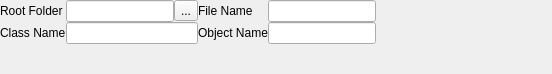
Qt form clo3d/widgets/ui/BaseUIExporterSettingsBlockContainerWidget.ui (e-e-m-i-l-e-e/Chrysalis) before a commit.
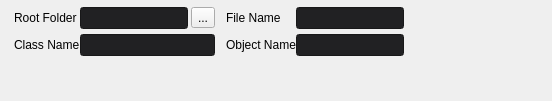
The same form after that commit. Icons and pictures are not drawn. Custom widgets are drawn as their Qt base class.

Patch:
```diff
--- a/clo3d/widgets/ui/BaseUIExporterSettingsBlockContainerWidget.ui
+++ b/clo3d/widgets/ui/BaseUIExporterSettingsBlockContainerWidget.ui
@@ -7,12 +7,21 @@
     <x>0</x>
     <y>0</y>
     <width>552</width>
-    <height>74</height>
+    <height>101</height>
    </rect>
   </property>
   <property name="windowTitle">
    <string>BaseUIExporterSettingsBlockContainerWidget</string>
   </property>
+  <property name="styleSheet">
+   <string notr="true">QLineEdit {
+	background: rgba(33, 33, 35, 255);
+	color: rgba(225, 225, 228, 255);
+}
+QLineEdit:focus {
+	color: rgba(110, 185, 255, 255);
+}</string>
+  </property>
   <layout class="QHBoxLayout" name="horizontalLayout">
    <property name="spacing">
     <number>0</number>
@@ -77,24 +86,36 @@
         <number>0</number>
        </property>
        <property name="leftMargin">
-        <number>0</number>
+        <number>7</number>
        </property>
        <property name="topMargin">
         <number>0</number>
        </property>
        <property name="rightMargin">
-        <number>0</number>
+        <number>7</number>
        </property>
        <property name="bottomMargin">
-        <number>0</number>
+        <number>7</number>
        </property>
        <item>
         <layout class="QGridLayout" name="settingsWrapper">
+         <property name="leftMargin">
+          <number>7</number>
+         </property>
+         <property name="topMargin">
+          <number>7</number>
+         </property>
+         <property name="rightMargin">
+          <number>7</number>
+         </property>
          <property name="bottomMargin">
           <number>0</number>
          </property>
-         <property name="spacing">
-          <number>0</number>
+         <property name="horizontalSpacing">
+          <number>11</number>
+         </property>
+         <property name="verticalSpacing">
+          <number>7</number>
          </property>
          <item row="0" column="0">
           <layout class="QFormLayout" name="formLayout_2">
@@ -102,7 +123,7 @@
             <number>0</number>
            </property>
            <property name="verticalSpacing">
-            <number>0</number>
+            <number>5</number>
            </property>
            <item row="0" column="0">
             <widget class="QLabel" name="label">
@@ -114,7 +135,7 @@
            <item row="0" column="1">
             <layout class="QHBoxLayout" name="horizontalLayout_4">
              <property name="spacing">
-              <number>0</number>
+              <number>3</number>
              </property>
              <item>
               <widget class="QLineEdit" name="lineEdit"/>
@@ -146,7 +167,7 @@
             <number>0</number>
            </property>
            <property name="verticalSpacing">
-            <number>0</number>
+            <number>5</number>
            </property>
            <item row="0" column="0">
             <widget class="QLabel" name="label_2">
```
Left out of the diff: 10 changed lines with no effect on the pictures.
